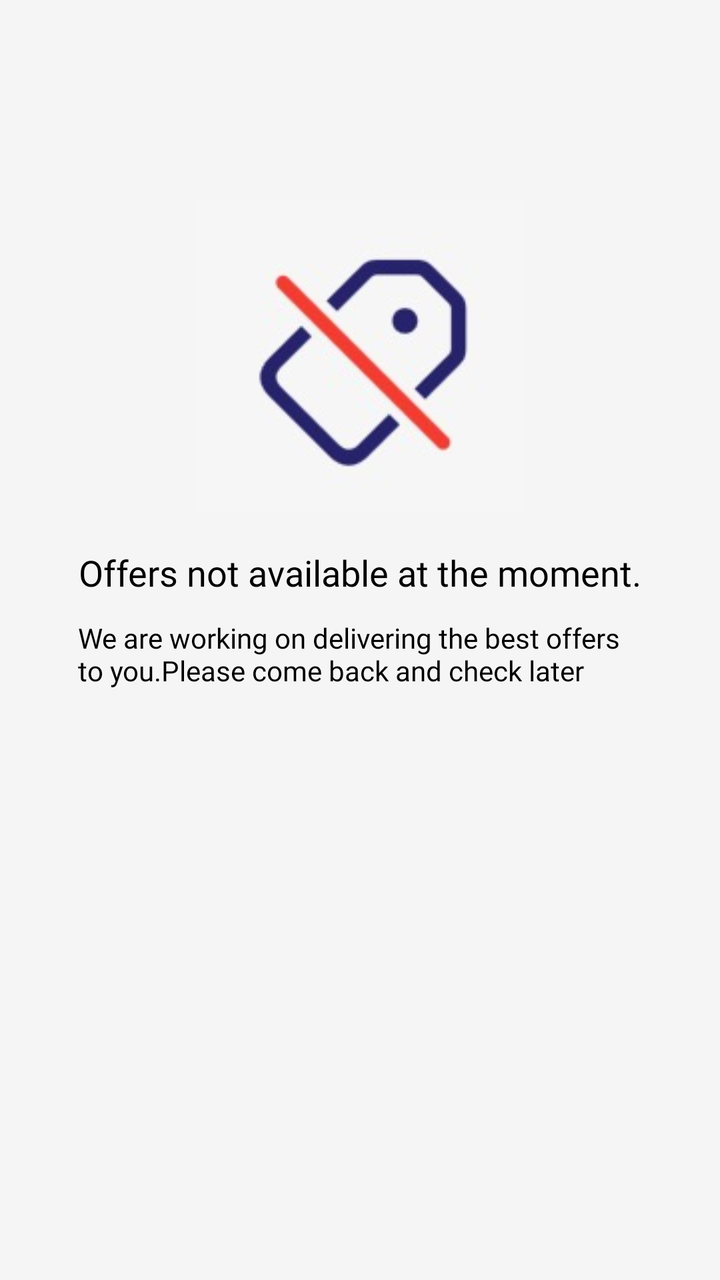
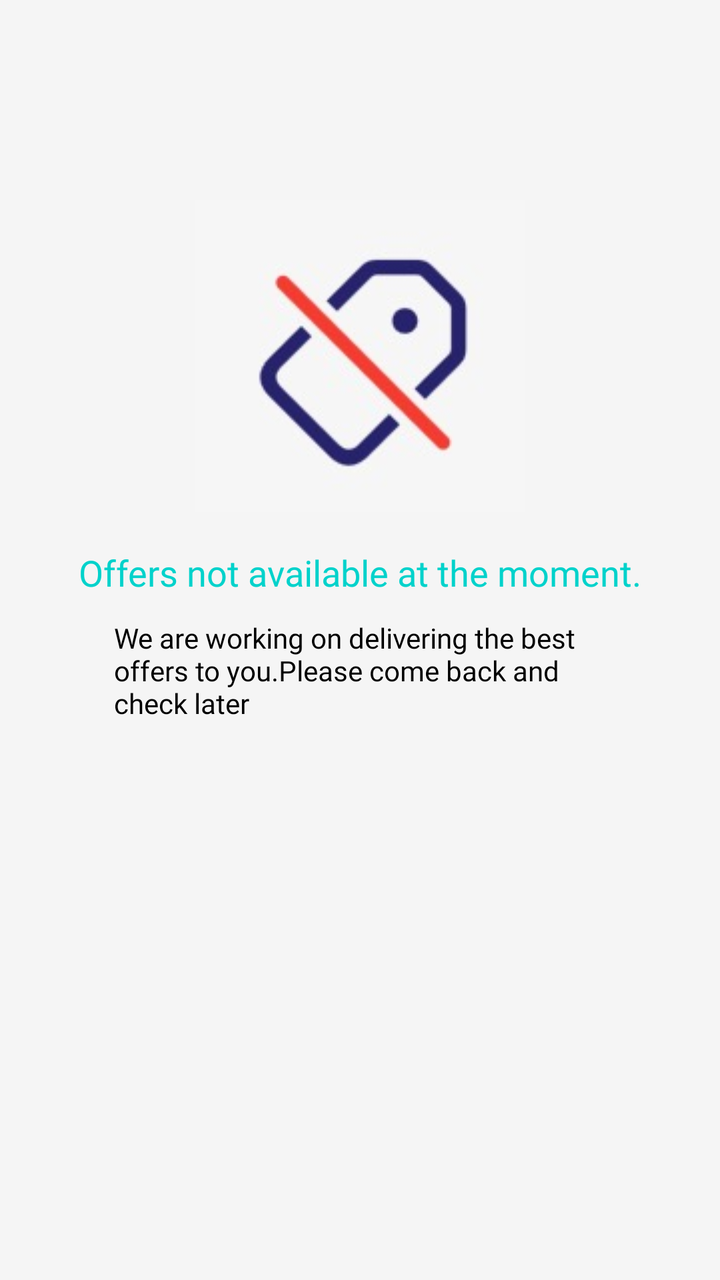

The first picture is an Android layout as it rendered before a commit; the second is the same layout after the commit. The layout source and the unified diff follow.
<!-- AndroidManifest.xml: application theme Theme.NewDesign -->
<!-- res/layout/offersfragment.xml -->
<?xml version="1.0" encoding="utf-8"?>
<androidx.constraintlayout.widget.ConstraintLayout
        xmlns:android="http://schemas.android.com/apk/res/android"
        xmlns:tools="http://schemas.android.com/tools"
        android:layout_width="match_parent"
        android:background="@color/bg_color_gray"
        android:layout_height="match_parent" xmlns:app="http://schemas.android.com/apk/res-auto"
        tools:context=".fragment.offers.OffersFragment">

    <com.google.android.material.imageview.ShapeableImageView
            android:id="@+id/iv_confirm"
            android:layout_width="wrap_content"
            android:layout_height="wrap_content"
            app:layout_constraintStart_toStartOf="parent"
            app:layout_constraintEnd_toEndOf="parent"
            android:adjustViewBounds="true"
            app:layout_constraintTop_toTopOf="parent"
            android:layout_marginTop="100dp"
            android:layout_marginStart="20dp"
            android:layout_marginEnd="20dp"
            android:src="@drawable/ic_offers_logo"/>

    <androidx.appcompat.widget.AppCompatTextView
            android:id="@+id/tv_confirm"
            android:layout_width="wrap_content"
            android:layout_height="wrap_content"
            android:fontFamily="@font/avenirltstd_black"
            android:gravity="start"
            android:padding="3dp"
            android:layout_marginTop="15dp"
            android:text="@string/offers_not_available_at_the_moment"
            android:textColor="@color/black"
            android:textSize="18sp"
            app:layout_constraintStart_toStartOf="parent"
            app:layout_constraintEnd_toEndOf="parent"
            app:layout_constraintTop_toBottomOf="@+id/iv_confirm"/>

    <androidx.appcompat.widget.AppCompatTextView
            android:id="@+id/tv_thanks"
            android:layout_width="0dp"
            android:layout_height="wrap_content"
            android:fontFamily="@font/avenirltstd_roman"
            android:gravity="start|center_horizontal"
            android:padding="3dp"
            android:layout_marginTop="5dp"
            android:text="@string/we_are_working_on_delivering_the_best_offers_to_you_please_come_back_and_check_later"
            android:textColor="@color/black"
            android:textSize="14sp"
            app:layout_constraintWidth_percent=".80"
            app:layout_constraintStart_toStartOf="parent"
            app:layout_constraintEnd_toEndOf="parent"
            app:layout_constraintTop_toBottomOf="@+id/tv_confirm"/>

</androidx.constraintlayout.widget.ConstraintLayout>
<!-- resources referenced by this layout -->
<resources>
  <color name="bg_color_gray">#F5F5F5</color>
  <color name="black">#FF000000</color>
  <!-- drawable ic_offers_logo: jpeg bitmap (drawable, 5808 bytes) -->
  <string name="offers_not_available_at_the_moment">Offers not available at the moment.</string>
  <string name="we_are_working_on_delivering_the_best_offers_to_you_please_come_back_and_check_later">We are working
          on delivering the best offers to you.Please come back and check later
      </string>
  <style name="Theme.NewDesign" parent="Theme.MaterialComponents.Light.NoActionBar">
          
          <item name="colorPrimary">@color/purple_500</item>
          <item name="colorPrimaryVariant">@color/purple_700</item>
          <item name="colorOnPrimary">@color/white</item>
          
          <item name="colorSecondary">#0639BA</item>
          <item name="colorSecondaryVariant">@color/teal_700</item>
          <item name="colorOnSecondary">@color/black</item>
          
          <item name="android:statusBarColor">?attr/colorPrimaryVariant</item>
          
      </style>
  <color name="purple_500">#FF6200EE</color>
  <color name="purple_700">#FF3700B3</color>
  <color name="white">#FFFFFFFF</color>
  <color name="teal_700">#FF018786</color>
</resources>

<!-- the commit's change to res/layout/offersfragment.xml (unified diff, before → after) -->
@@ -29,7 +29,7 @@
             android:padding="3dp"
             android:layout_marginTop="15dp"
             android:text="@string/offers_not_available_at_the_moment"
-            android:textColor="@color/black"
+            android:textColor="@color/green"
             android:textSize="18sp"
             app:layout_constraintStart_toStartOf="parent"
             app:layout_constraintEnd_toEndOf="parent"
@@ -46,7 +46,7 @@
             android:text="@string/we_are_working_on_delivering_the_best_offers_to_you_please_come_back_and_check_later"
             android:textColor="@color/black"
             android:textSize="14sp"
-            app:layout_constraintWidth_percent=".80"
+            app:layout_constraintWidth_percent=".70"
             app:layout_constraintStart_toStartOf="parent"
             app:layout_constraintEnd_toEndOf="parent"
             app:layout_constraintTop_toBottomOf="@+id/tv_confirm"/>
<!-- resource entries referenced after the edit -->
@@ -2,6 +2,7 @@
 <resources>
   <color name="bg_color_gray">#F5F5F5</color>
   <color name="black">#FF000000</color>
+  <color name="green">#00D2CB</color>
   <!-- drawable ic_offers_logo: jpeg bitmap (drawable, 5808 bytes) -->
   <string name="offers_not_available_at_the_moment">Offers not available at the moment.</string>
   <string name="we_are_working_on_delivering_the_best_offers_to_you_please_come_back_and_check_later">We are working
